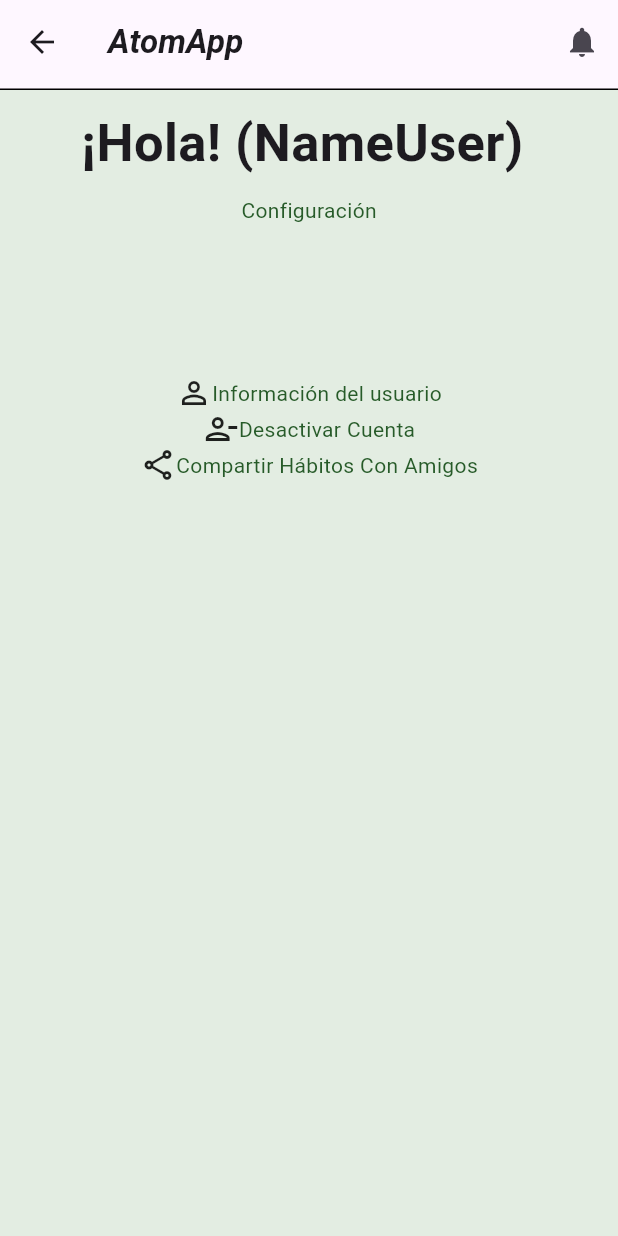
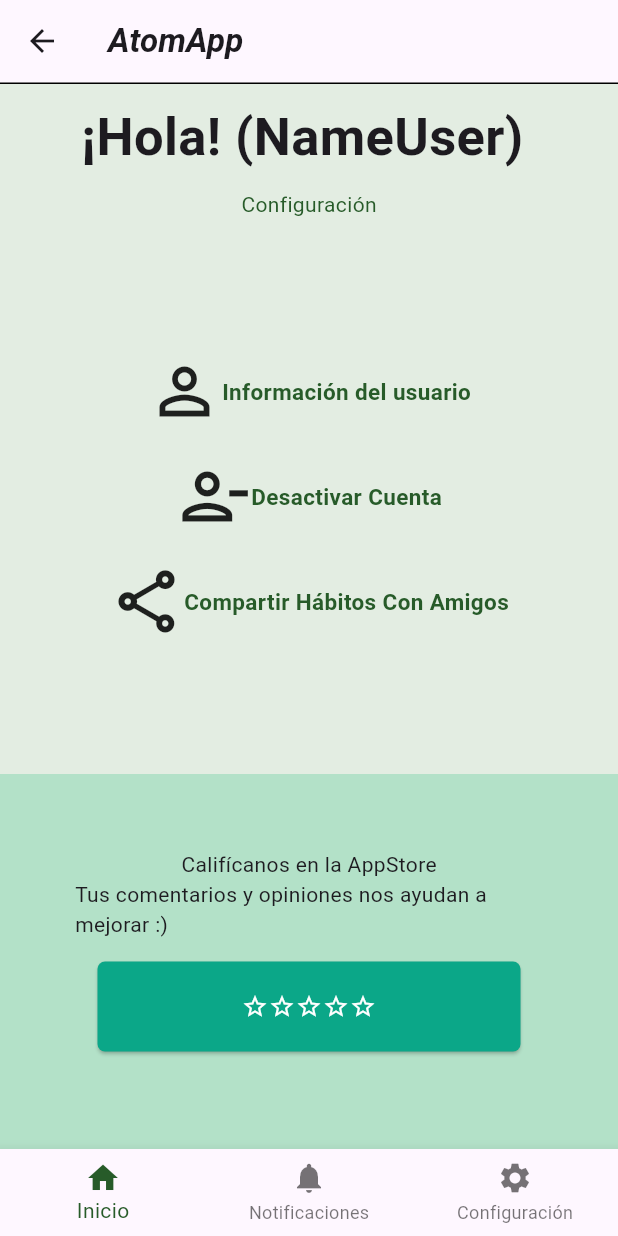
Before and after one commit to ElkinSanchez/AplicacionesMoviles, a Flutter app: the Config screen opened by its route, on a phone screen of 412 x 824 dp. Run offline on Flutter 3.47's test engine with Material 3 defaults, Android fonts, the phone set to English and light mode, and no system bars; our stand-ins replace flutter_form_builder, flutter_svg.

Commit message:
Home Config / View ~ Link and Button / Builders

```diff
--- /dev/null
+++ b/lib/builders/button_icon_builder.dart
@@ -0,0 +1,37 @@
+import 'package:flutter/material.dart';
+
+var style = ElevatedButton.styleFrom(
+  foregroundColor: Colors.white,
+  backgroundColor: const Color.fromARGB(255, 11, 167, 136),
+  minimumSize: const Size(420, 60), // Ancho: 150, Alto: 60
+  shape: RoundedRectangleBorder(
+    borderRadius: BorderRadius.circular(5), // Esquinas redondeadas de 5 píxeles
+  ),
+  textStyle: const TextStyle(color: Colors.black),
+);
+
+class ButtonIconBuilder extends StatelessWidget {
+  final IconData icon;
+
+  const ButtonIconBuilder({super.key, required this.icon});
+
+  @override
+  Widget build(BuildContext context) {
+    return Container(
+      margin: const EdgeInsets.all(15),
+      child: ElevatedButton(
+          onPressed: () => {},
+          style: style,
+          child: Row(
+            mainAxisAlignment: MainAxisAlignment.center,
+            children: [
+              Icon(icon),
+              Icon(icon),
+              Icon(icon),
+              Icon(icon),
+              Icon(icon)
+            ],
+          )),
+    );
+  }
+}
--- /dev/null
+++ b/lib/builders/button_text_builder.dart
@@ -0,0 +1,27 @@
+import 'package:flutter/material.dart';
+
+var style = ElevatedButton.styleFrom(
+  foregroundColor: Colors.white,
+  backgroundColor: const Color.fromARGB(255, 11, 167, 136),
+  minimumSize: const Size(420, 60), // Ancho: 150, Alto: 60
+  shape: RoundedRectangleBorder(
+    borderRadius: BorderRadius.circular(5), // Esquinas redondeadas de 5 píxeles
+  ),
+  textStyle: const TextStyle(color: Colors.black),
+);
+
+class ButtonTextBuilder extends StatelessWidget {
+  final String data;
+
+  const ButtonTextBuilder({super.key, required this.data});
+
+  @override
+  Widget build(BuildContext context) {
+    return ElevatedButton(
+        onPressed: () => {},
+        style: style,
+        child: Column(
+          children: [Text(data)],
+        ));
+  }
+}
--- /dev/null
+++ b/lib/builders/links_builder.dart
@@ -0,0 +1,44 @@
+// ignore_for_file: prefer_const_constructors
+
+import 'package:flutter/material.dart';
+
+class LinksBuilder extends StatelessWidget {
+  final String data;
+  final IconData icon;
+  final TextStyle textStyle;
+  // final VoidCallback onTap;
+
+  const LinksBuilder(
+      {super.key,
+      required this.data,
+      required this.icon,
+      required this.textStyle});
+
+  //Style
+
+  @override
+  Widget build(BuildContext context) {
+    return Row(
+      mainAxisAlignment: MainAxisAlignment.center,
+      children: [
+        InkWell(
+          onTap: () {},
+          highlightColor: Colors.transparent,
+          hoverColor: Colors.transparent,
+          child: Row(
+            children: [
+              Icon(
+                icon,
+                size: 50,
+              ),
+              Text(
+                data,
+                style: textStyle,
+              ),
+            ],
+          ),
+        )
+      ],
+    );
+  }
+}
--- a/lib/main.dart
+++ b/lib/main.dart
@@ -15,13 +15,13 @@
     return MaterialApp(
       debugShowCheckedModeBanner: false,
       title: 'AtomApp',
-      initialRoute: Register.routename,
+      initialRoute: Config.routename,
       routes: {
         Register.routename: (context) => const Register(),
         Login.routename: (context) => const Login(),
         GridHabits.routename: (context) => const GridHabits(),
-        EditHabit.routeName: (context) => const EditHabit(),
-        Config.routeName: (context) => const Config(),
+        EditHabit.routename: (context) => const EditHabit(),
+        Config.routename: (context) => const Config(),
       },
     );
   }
--- a/lib/screens_user/config.dart
+++ b/lib/screens_user/config.dart
@@ -1,7 +1,11 @@
+import 'package:atomapp/builders/button_icon_builder.dart';
+import 'package:atomapp/sections_app/footer.dart';
+import 'package:atomapp/sections_app/header.dart';
+import 'package:atomapp/builders/links_builder.dart';
 import 'package:flutter/material.dart';
 
 class Config extends StatefulWidget {
-  static const routeName = 'config';
+  static const routename = 'config';
   const Config({super.key});
 
   @override
@@ -9,33 +13,45 @@
 }
 
 class _ConfigState extends State<Config> {
+  //Function notification
+  //var noti;
+
+  //Styles View
   var paddingText = const EdgeInsets.all(10);
   var fontTitle = const TextStyle(fontWeight: FontWeight.bold, fontSize: 35);
   var fontBody = const TextStyle(color: Color.fromARGB(255, 39, 91, 41));
 
+  //Widgets Links to others views from
+  var textStyle = const TextStyle(
+      fontWeight: FontWeight.bold,
+      fontSize: 15,
+      color: Color.fromARGB(255, 39, 91, 41));
+
+  //Text Showing in the link
+  List<String> dynamicData = [
+    "Información del usuario",
+    "Desactivar Cuenta",
+    "Compartir Hábitos Con Amigos",
+  ];
+
+  //Different types of icons
+  List<IconData> icons = [
+    Icons.person_outline_outlined,
+    Icons.person_remove_alt_1_outlined,
+    Icons.share_outlined,
+  ];
+
+  //Link(Widget) logic
+  List<VoidCallback> onTaps = [];
+
   @override
   Widget build(BuildContext context) {
     return Scaffold(
-      appBar: AppBar(
-        title: const Text(
-          'AtomApp',
-          style: TextStyle(
-              fontStyle: FontStyle.italic, fontWeight: FontWeight.bold),
-        ),
-        actions: [
-          IconButton(onPressed: () {}, icon: const Icon(Icons.notifications))
-        ],
-        bottom: PreferredSize(
-            preferredSize: const Size.fromHeight(4.0),
-            child: Container(
-              color: Colors.black,
-              height: 1,
-            )),
-      ),
+      appBar: const Header(),
       body: Column(
+        mainAxisAlignment: MainAxisAlignment.spaceBetween,
         children: [
-          Center(
-            child: Column(
+          Column(
             children: [
               Padding(
                 padding: paddingText,
@@ -48,64 +64,39 @@
                 "Configuración",
                 style: fontBody,
               ),
-                const SizedBox(
-                  height: 100,
+            ],
           ),
           Column(
             children: [
-                    Row(
-                      mainAxisAlignment: MainAxisAlignment.center,
+              for (int i = 0; i < dynamicData.length; i++)
+                Container(
+                  margin: const EdgeInsets.all(10),
+                  child: LinksBuilder(
+                      // onTap: onTaps[i],
+                      data: dynamicData[i],
+                      icon: icons[i],
+                      textStyle: textStyle),
+                ),
+            ],
+          ),
+          Container(
+            color: const Color.fromARGB(255, 179, 225, 200),
+            child: const Padding(
+              padding: EdgeInsets.all(50),
+              child: Column(
                 children: [
-                        const Icon(Icons.person_outline_outlined),
-                        InkWell(
-                          onTap: () {},
-                          highlightColor: Colors.transparent,
-                          hoverColor: Colors.transparent,
-                          child: Text(
-                            "Información del usuario",
-                            style: fontBody,
+                  Text("Califícanos en la AppStore"),
+                  Text("Tus comentarios y opiniones nos ayudan a mejorar :)"),
+                  ButtonIconBuilder(
+                    icon: Icons.star_border,
+                  )
+                ],
+              ),
             ),
           )
         ],
       ),
-                    Row(
-                      mainAxisAlignment: MainAxisAlignment.center,
-                      children: [
-                        const Icon(Icons.person_remove_alt_1_outlined),
-                        InkWell(
-                          onTap: () {},
-                          highlightColor: Colors.transparent,
-                          hoverColor: Colors.transparent,
-                          child: Text("Desactivar Cuenta", style: fontBody),
-                        )
-                      ],
-                    ),
-                    Row(
-                      mainAxisAlignment: MainAxisAlignment.center,
-                      children: [
-                        InkWell(
-                          onTap: () {},
-                          highlightColor: Colors.transparent,
-                          hoverColor: Colors.transparent,
-                          child: Row(
-                            children: [
-                              const Icon(Icons.share_outlined),
-                              Text(
-                                "Compartir Hábitos Con Amigos",
-                                style: fontBody,
-                              ),
-                            ],
-                          ),
-                        )
-                      ],
-                    )
-                  ],
-                )
-              ],
-            ),
-          ),
-        ],
-      ),
+      bottomNavigationBar: const Footer(),
       backgroundColor: const Color.fromARGB(255, 227, 237, 226),
     );
   }
--- /dev/null
+++ b/lib/sections_app/footer.dart
@@ -0,0 +1,41 @@
+import 'package:flutter/material.dart';
+
+class Footer extends StatefulWidget {
+  const Footer({super.key});
+
+  @override
+  _CustomBottomNavBarState createState() => _CustomBottomNavBarState();
+}
+
+class _CustomBottomNavBarState extends State<Footer> {
+  int _currentIndex = 0;
+
+  void _onItemTapped(int index) {
+    setState(() {
+      _currentIndex = index;
+    });
+  }
+
+  @override
+  Widget build(BuildContext context) {
+    return BottomNavigationBar(
+      currentIndex: _currentIndex,
+      onTap: _onItemTapped,
+      items: const <BottomNavigationBarItem>[
+        BottomNavigationBarItem(
+          icon: Icon(Icons.home),
+          label: 'Inicio',
+        ),
+        BottomNavigationBarItem(
+          icon: Icon(Icons.notifications),
+          label: 'Notificaciones',
+        ),
+        BottomNavigationBarItem(
+          icon: Icon(Icons.settings),
+          label: 'Configuración',
+        ),
+      ],
+      selectedItemColor: const Color.fromARGB(255, 39, 91, 41),
+    );
+  }
+}
--- /dev/null
+++ b/lib/sections_app/header.dart
@@ -0,0 +1,25 @@
+import 'package:flutter/material.dart';
+
+class Header extends StatelessWidget implements PreferredSizeWidget {
+  const Header({super.key});
+
+  @override
+  Widget build(BuildContext context) {
+    return AppBar(
+      title: const Text(
+        'AtomApp',
+        style:
+            TextStyle(fontStyle: FontStyle.italic, fontWeight: FontWeight.bold),
+      ),
+      bottom: PreferredSize(
+          preferredSize: const Size.fromHeight(4.0),
+          child: Container(
+            color: Colors.black,
+            height: 1,
+          )),
+    );
+  }
+
+  @override
+  Size get preferredSize => const Size.fromHeight(kToolbarHeight);
+}
```
Also changed, not shown: lib/screens_habits/EditHabit.dart (+7 -4 lines), lib/screens_habits/home_screen.dart (+5 -19 lines), lib/screens_user/login.dart (+7 -19 lines), lib/screens_user/register.dart (+5 -38 lines), lib/validation_custom/links_builder.dart (deleted, +0 -18 lines), lib/builders/form_builder.dart (renamed from lib/validation_custom/form_builder.dart). Lines whose indentation alone changed are shown as unchanged.
